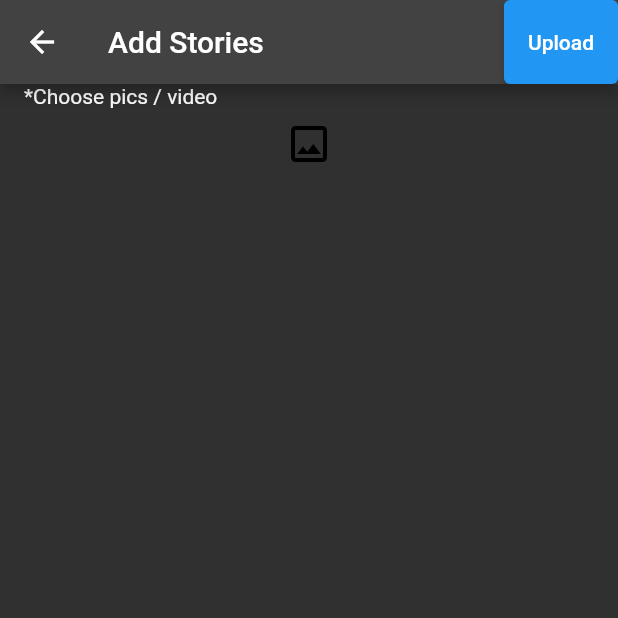
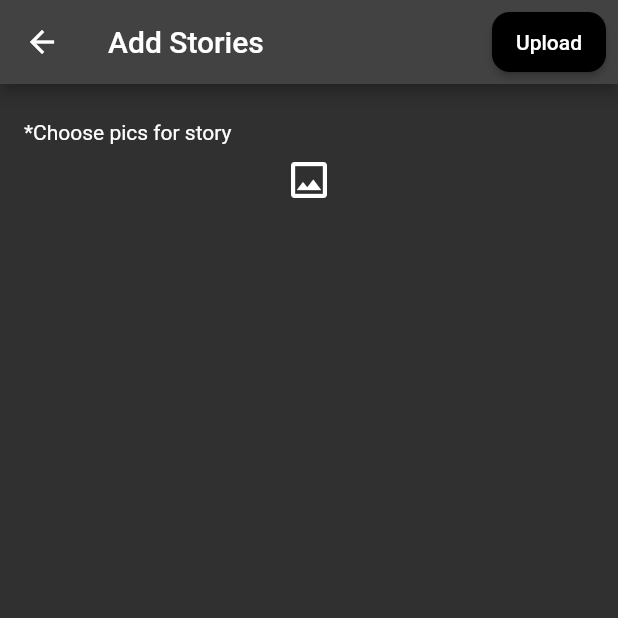
Before and after one commit to SatyamKr07/expApp, a Flutter app: the AddStory screen opened directly, on a phone screen of 412 x 824 dp, the top half of it. Run offline on Flutter 3.47's test engine with Material 2 defaults, Android fonts, the phone set to English and light mode, and no system bars; drawn by our look-alikes of carousel_slider; our stand-ins replace better_player, cached_network_image, cloud_firestore, firebase_auth, firebase_core, firebase_storage and 13 more; missing offline and left inert: video_compress; accounts and stored records are empty; generated files the repository leaves out were written again; network calls fail.

Commit message:
add story page ui improvements

```diff
--- a/lib/src/controllers/story_controller.dart
+++ b/lib/src/controllers/story_controller.dart
@@ -56,6 +56,10 @@ class DisplayStoryController extends GetxController {
   }
 
   Future uploadStories() async {
+    if (storyImgPaths.isEmpty) {
+      Get.snackbar("Opps!", "Please select pics for story");
+      return;
+    }
     isUploading = true;
     update(['ADD_STORY_PAGE']);
 
@@ -80,6 +84,7 @@ class DisplayStoryController extends GetxController {
     } finally {
       storiesList = [];
       mediaList = [];
+      storyImgPaths = [];
       // postModel = PostModel(
       //   postedOn: DateTime.now(),
       //   mediaList: [],
--- a/lib/src/pages/add_story/add_story.dart
+++ b/lib/src/pages/add_story/add_story.dart
@@ -19,21 +19,31 @@ class AddStory extends StatelessWidget {
                   appBar: AppBar(
                     title: const Text("Add Stories"),
                     actions: [
-                      ElevatedButton(
-                        onPressed: () async {
-                          await storyController.uploadStories();
+                      Padding(
+                        padding: const EdgeInsets.all(8.0),
+                        child: ElevatedButton(
+                          style: ElevatedButton.styleFrom(
+                            shape: RoundedRectangleBorder(
+                              borderRadius: BorderRadius.circular(12),
+                            ),
+                            primary: Colors.black,
+                            // primary: CupertinoColors.systemPurple,
+                          ),
+                          onPressed: () async {
+                            await storyController.uploadStories();
 
-                          // logger.d('imagesUrl :${addBlogController.blogModel.picList}');
-                        },
-                        child: const Text('Upload'),
+                            // logger.d('imagesUrl :${addBlogController.blogModel.picList}');
+                          },
+                          child: const Text('Upload'),
+                        ),
                       ),
                     ],
                   ),
                   body: ListView(
                     children: [
                       const Padding(
-                        padding: EdgeInsets.only(left: 16.0),
-                        child: Text("*Choose pics / video"),
+                        padding: EdgeInsets.only(left: 16.0, top: 24),
+                        child: Text("*Choose pics for story"),
                       ),
                       IconButton(
                         onPressed: () async {
@@ -41,7 +51,7 @@ class AddStory extends StatelessWidget {
                         },
                         icon: const Icon(
                           Icons.photo_outlined,
-                          color: Colors.black,
+                          color: Colors.white,
                           size: 32,
                         ),
                       ),
```
Also changed, not shown: lib/src/pages/story/widgets/story_widget.dart (+5 -2 lines).
